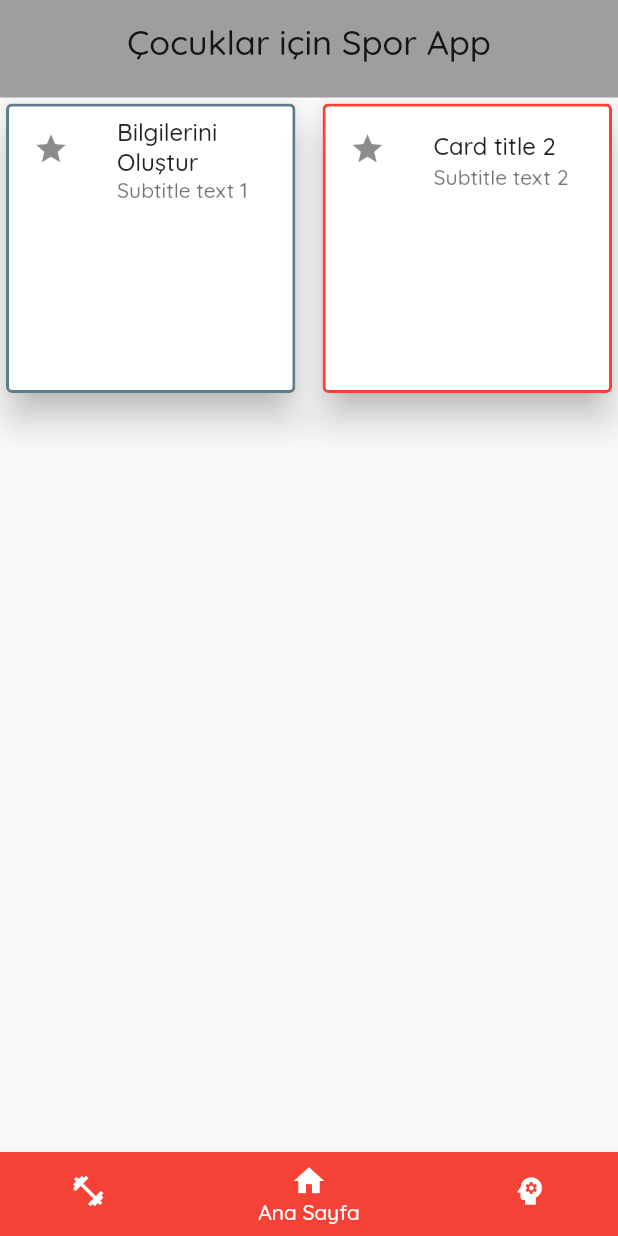
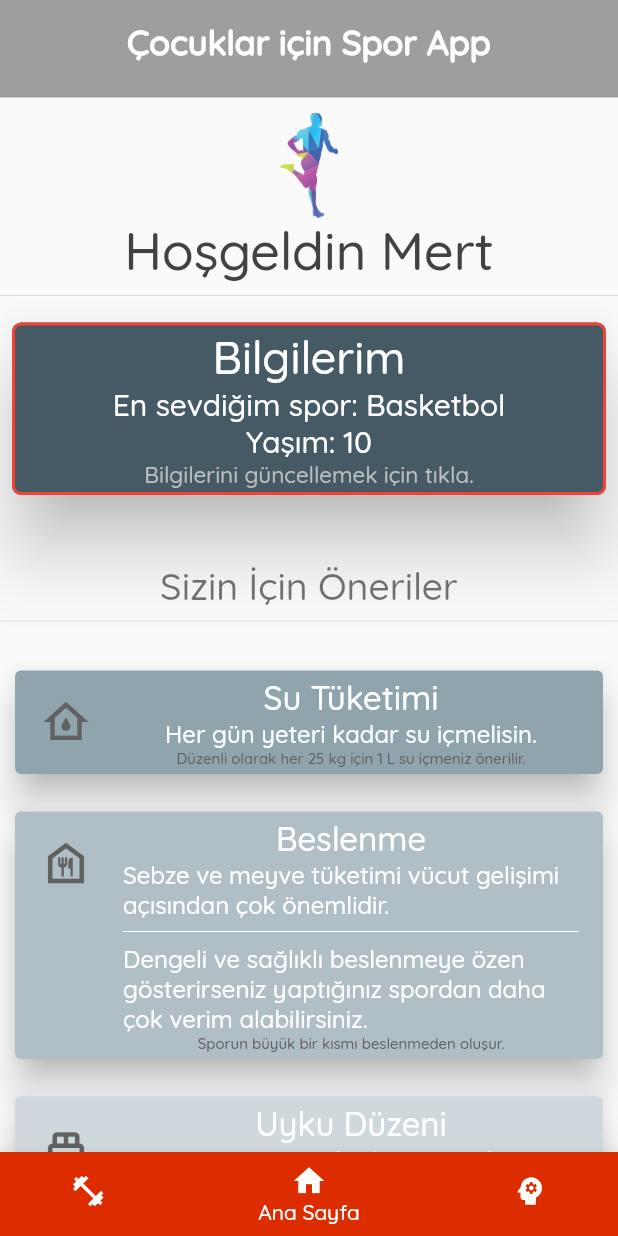
Before and after one commit to mertbahardogan/fit_child-app, a Flutter app: the screen it shows after launch, on a phone screen of 412 x 824 dp. Run offline on Flutter 3.47's test engine with Material 2 defaults, Android fonts, the phone set to English and light mode, and no system bars; our stand-ins replace splashscreen.

Commit message:
first state of program_page is done.

```diff
--- a/lib/main.dart
+++ b/lib/main.dart
@@ -1,11 +1,15 @@
 import 'package:cocuklar_icin_spor_app/ui/ana_sayfa.dart';
-import 'package:cocuklar_icin_spor_app/ui/bilgiler_sayfasi.dart';
+import 'package:cocuklar_icin_spor_app/ui/program_sayfasi.dart';
 import 'package:cocuklar_icin_spor_app/ui/egzersiz_detay.dart';
 import 'package:cocuklar_icin_spor_app/ui/egzersiz_sayfasi.dart';
+import 'package:cocuklar_icin_spor_app/ui/giris_sayfasi.dart';
 import 'package:flutter/material.dart';
 import 'package:splashscreen/splashscreen.dart';
 
 void main() => runApp(MyApp());
+String adSoyad="Mert";
+String favSpor="Basketbol";
+int yas=(10.2).toInt();
 
 class MyApp extends StatelessWidget {
   @override
@@ -26,8 +30,8 @@ class MyApp extends StatelessWidget {
           return MaterialPageRoute(
               builder: (context) =>
                   EgzersizDetay(int.parse(pathElemanlari[2])));
-        }
-        else return null;
+        } else
+          return null;
       },
     );
   }
@@ -38,7 +42,7 @@ class Splash extends StatelessWidget {
   Widget build(BuildContext context) {
     return SplashScreen(
       seconds: 4,
-      navigateAfterSeconds: MyHomePage(),
+      navigateAfterSeconds: adSoyad == null?GirisSayfasi():MyHomePage(),
       title: new Text(
         'Çocuklar için Spor App',
         textScaleFactor: 2,
@@ -61,15 +65,15 @@ class _MyHomePageState extends State<MyHomePage> {
   List<Widget> tumSayfalar;
   AnaSayfa sayfaAna;
   EgzersizSayfasi sayfaEgzersiz;
-  BilgilerSayfasi sayfaBilgi;
+  ProgramSayfasi sayfaProgram;
 
   @override
   void initState() {
     super.initState();
     sayfaAna = AnaSayfa();
     sayfaEgzersiz = EgzersizSayfasi();
-    sayfaBilgi = BilgilerSayfasi();
-    tumSayfalar = [sayfaEgzersiz, sayfaAna, sayfaBilgi];
+    sayfaProgram = ProgramSayfasi();
+    tumSayfalar = [sayfaEgzersiz, sayfaAna, sayfaProgram];
   }
 
   @override
@@ -91,11 +95,11 @@ class _MyHomePageState extends State<MyHomePage> {
         BottomNavigationBarItem(
           icon: Icon(Icons.home),
           label: "Ana Sayfa",
-          backgroundColor: Colors.red,
+          backgroundColor: Colors.deepOrangeAccent.shade700,
         ),
         BottomNavigationBarItem(
             icon: Icon(Icons.psychology),
-            label: "Günlük Bilgiler",
+            label: "Haftalık Program",
             backgroundColor: Colors.grey),
       ],
       type: BottomNavigationBarType.shifting,
--- a/lib/ui/ana_sayfa.dart
+++ b/lib/ui/ana_sayfa.dart
@@ -1,3 +1,4 @@
+import 'package:cocuklar_icin_spor_app/main.dart';
 import 'package:cocuklar_icin_spor_app/ui/giris_sayfasi.dart';
 import 'package:flutter/material.dart';
 
@@ -15,7 +16,8 @@ class _AnaSayfaState extends State<AnaSayfa> {
         SliverAppBar(
           title: Text(
             "Çocuklar için Spor App",
-            style: TextStyle(fontSize: 23),
+            style: TextStyle(
+                fontSize: 23, color: Colors.white, fontWeight: FontWeight.w700),
           ),
           centerTitle: true,
           backgroundColor: Colors.grey,
@@ -23,45 +25,181 @@ class _AnaSayfaState extends State<AnaSayfa> {
           primary: true,
           expandedHeight: 65,
         ),
-        SliverGrid(
-          gridDelegate: SliverGridDelegateWithFixedCrossAxisCount(
-              crossAxisCount: 2, crossAxisSpacing: 10),
+        SliverFixedExtentList(
             delegate: SliverChildListDelegate(sabitCardElemanlari()),
-        )
+            itemExtent: 1000),
+        // SliverGridDelegateWithFixedCrossAxisCount(),
       ],
     );
   }
 
   List<Widget> sabitCardElemanlari() {
     return [
+      Column(
+        children: [
+          Padding(padding: EdgeInsets.only(top: 10)),
+          Image.asset(
+            "assets/images/fitness.png",
+            width: 70,
+            height: 70,
+          ),
+          Text("Hoşgeldin " + adSoyad,
+              style: TextStyle(
+                  color: Colors.grey.shade800,
+                  fontSize: 35,
+                  fontWeight: FontWeight.w500)),
+          Divider(),
           Card(
-        elevation: 10,
-        // clipBehavior: Clip.antiAlias,
+            shape: RoundedRectangleBorder(
+                side: BorderSide(color: Colors.red, width: 2),
+                borderRadius: BorderRadius.circular(6)),
+            margin: EdgeInsets.fromLTRB(8, 10, 8, 0),
+            elevation: 20,
+            color: Colors.blueGrey.shade700,
             child: ListTile(
-          leading: Icon(Icons.star),
-          title: Text("Bilgilerini Oluştur"),
-          subtitle: Text("Subtitle text 1"),
+              title: Text(
+                "Bilgilerim",
+                style: TextStyle(
+                    color: Colors.white,
+                    fontSize: 30,
+                    fontWeight: FontWeight.w500),
+                textAlign: TextAlign.center,
+              ),
+              subtitle: Column(
+                children: [
+                  Text(
+                    "En sevdiğim spor: " + favSpor,
+                    style: TextStyle(color: Colors.white, fontSize: 20),
+                  ),
+                  Text(
+                    "Yaşım: " + yas.toString(),
+                    style: TextStyle(color: Colors.white, fontSize: 20),
+                  ),
+                  Text("Bilgilerini güncellemek için tıkla.",
+                      style:
+                          TextStyle(color: Colors.grey.shade400, fontSize: 15)),
+                ],
+              ),
               onTap: () {
                 Navigator.push(context,
                     MaterialPageRoute(builder: (context) => GirisSayfasi()));
               },
-          shape: RoundedRectangleBorder(
-              side: BorderSide(color: Colors.blueGrey, width: 2),
-              borderRadius: BorderRadius.circular(4)),
+            ),
+          ),
+          Padding(padding: EdgeInsets.only(top: 45)),
+          Text("Sizin İçin Öneriler",
+              style: TextStyle(
+                  color: Colors.black54,
+                  fontSize: 25,
+                  fontWeight: FontWeight.w500)),
+          Divider(),
+          Card(
+            margin: EdgeInsets.fromLTRB(10, 25, 10, 0),
+            elevation: 10,
+            color: Colors.blueGrey.shade300,
+            child: ListTile(
+              leading: Icon(
+                Icons.water_damage_outlined,
+                color: Colors.grey.shade700,
+                size: 36,
+              ),
+              title: Text(
+                "Su Tüketimi",
+                style: TextStyle(
+                    color: Colors.white,
+                    fontSize: 22,
+                    fontWeight: FontWeight.w500),
+                textAlign: TextAlign.center,
+              ),
+              subtitle: Column(
+                children: [
+                  Text(
+                    "Her gün yeteri kadar su içmelisin.",
+                    style: TextStyle(color: Colors.white, fontSize: 16),
+                  ),
+                  Text(
+                    "Düzenli olarak her 25 kg için 1 L su içmeniz önerilir.",
+                    style: TextStyle(color: Colors.grey.shade700, fontSize: 10),
+                  )
+                ],
+              ),
+              onTap: () {
+                Navigator.push(context,
+                    MaterialPageRoute(builder: (context) => AnaSayfa()));
+              },
             ),
           ),
           Card(
+            margin: EdgeInsets.fromLTRB(10, 25, 10, 0),
             elevation: 10,
-        // clipBehavior: Clip.antiAlias,
+            color: Colors.blueGrey.shade200,
             child: ListTile(
-          leading: Icon(Icons.star),
-          title: Text("Card title 2"),
-          subtitle: Text("Subtitle text 2"),
-          shape: RoundedRectangleBorder(
-              side: BorderSide(color: Colors.red, width: 2),
-              borderRadius: BorderRadius.circular(4)),
+              leading: Icon(
+                Icons.food_bank_outlined,
+                color: Colors.grey.shade700,
+                size: 36,
               ),
+              title: Text(
+                "Beslenme",
+                style: TextStyle(
+                    color: Colors.white,
+                    fontSize: 22,
+                    fontWeight: FontWeight.w500),
+                textAlign: TextAlign.center,
+              ),
+              subtitle: Column(
+                children: [
+                  Text(
+                    "Sebze ve meyve tüketimi vücut gelişimi açısından çok önemlidir.",
+                    style: TextStyle(color: Colors.white, fontSize: 16),
+                  ),
+                  Divider(color: Colors.white),
+                  Text(
+                    "Dengeli ve sağlıklı beslenmeye özen gösterirseniz yaptığınız spordan daha çok verim alabilirsiniz.",
+                    style: TextStyle(color: Colors.white, fontSize: 16),
+                  ),
+                  Text(
+                    "Sporun büyük bir kısmı beslenmeden oluşur.",
+                    style: TextStyle(color: Colors.grey.shade700, fontSize: 10),
                   )
+                ],
+              ),
+            ),
+          ),
+          Card(
+            margin: EdgeInsets.fromLTRB(10, 25, 10, 0),
+            elevation: 10,
+            color: Colors.blueGrey.shade100,
+            child: ListTile(
+              leading: Icon(
+                Icons.single_bed_outlined,
+                color: Colors.grey.shade700,
+                size: 36,
+              ),
+              title: Text(
+                "Uyku Düzeni",
+                style: TextStyle(
+                    color: Colors.white,
+                    fontSize: 22,
+                    fontWeight: FontWeight.w500),
+                textAlign: TextAlign.center,
+              ),
+              subtitle: Column(
+                children: [
+                  Text(
+                    "Her gün yeteri kadar uyumalısın.",
+                    style: TextStyle(color: Colors.white, fontSize: 16),
+                  ),
+                  Text(
+                    "Yaptığımız sporun verimli olması için 8 saat uyumalıyız.",
+                    style: TextStyle(color: Colors.grey.shade700, fontSize: 10),
+                  )
+                ],
+              ),
+            ),
+          ),
+        ],
+      ),
     ];
   }
 }
--- a/lib/ui/egzersiz_sayfasi.dart
+++ b/lib/ui/egzersiz_sayfasi.dart
@@ -11,7 +11,7 @@ class EgzersizSayfasi extends StatelessWidget {
     return Scaffold(
       body: listeyiHazirla(),
       appBar: AppBar(
-        title: Text("Tüm Hareketler"),
+        title: Text("Tüm Hareketler",style: TextStyle(color: Colors.white),),
         centerTitle: true,
       ),
     );
--- /dev/null
+++ b/lib/utils/program.dart
@@ -0,0 +1,23 @@
+class Program{
+
+  static const List<String> PROGRAM_AD=[
+    "Başlangıç",
+    "İyi",
+    "Orta",
+    "Üst"
+  ];
+
+  static const List<String> PROGRAM_ACIKLAMA=[
+    "Başlangıç seviyesi programıdır. Verilen tüm hareketler 2 set 10 tekrar önerilir.",
+    "İyi seviye programıdır. Verilen tüm hareketler 2 set 15 tekrar yapılabilir.",
+    "Orta seviye programıdır. Verilen tüm hareketler 3 set 12 tekrar yapılabilir.",
+    "Üst seviye programıdır. Verilen tüm hareketler 4 set 10 tekrar yapılabilir."
+  ];
+
+  static const List<String> PROGRAM_DOSYA=[
+    "baslangic1",
+    "iyi2",
+    "orta3",
+    "üst4"
+  ];
+}
```
Also changed, not shown: lib/models/haftalik.dart (added, +29 -0 lines), lib/ui/bilgiler_sayfasi.dart (deleted, +0 -17 lines), lib/ui/giris_sayfasi.dart (+6 -1 lines), lib/ui/program_sayfasi.dart (added, +94 -0 lines), assets/images/baslangic1.png (added), assets/images/iyi2.png (added), assets/images/orta3.png (added), assets/images/üst4.png (added). Lines whose indentation alone changed are shown as unchanged.
